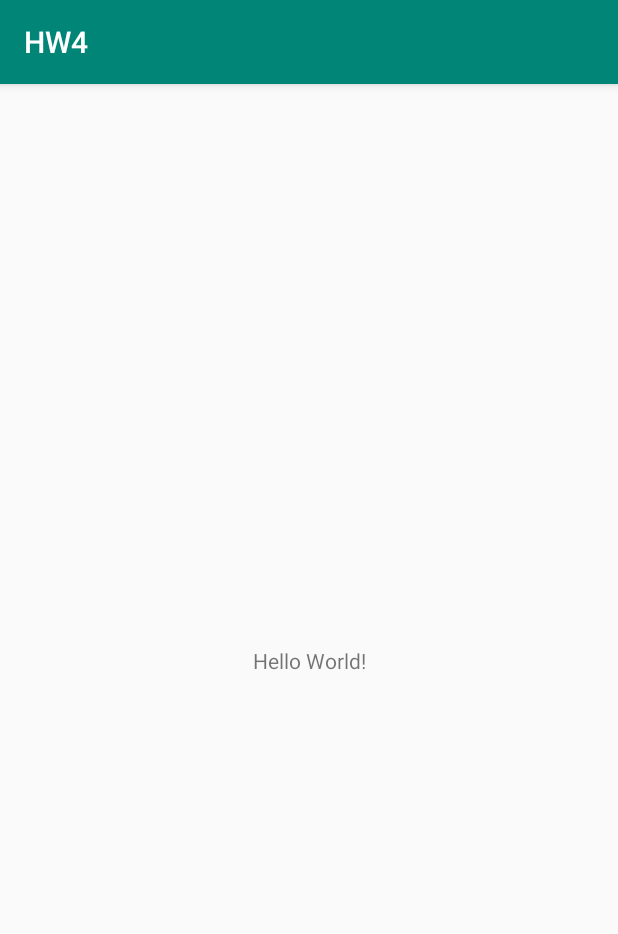
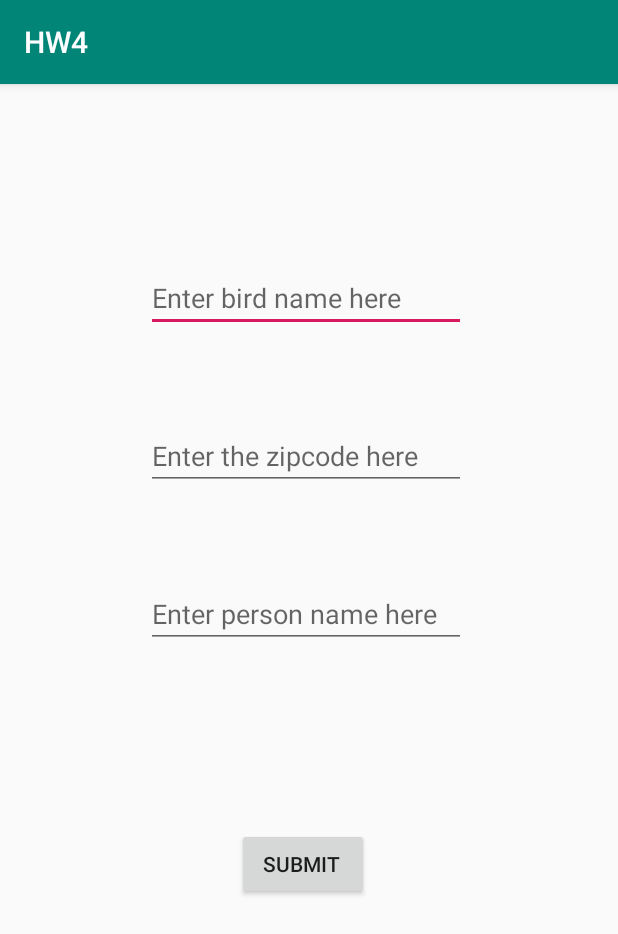
Before and after one commit to dehaoterryzhang/TO-626-HW4, an Android app: the screen it shows after launch (MainActivity), on a phone screen of 412 x 824 dp. Shown: the top 934 px of the screen. Run offline under Robolectric (Android 15) with nearby library versions, the phone set to English and light mode, and no system bars.

Commit message:
some changes made here

```diff
--- a/app/src/main/res/layout/activity_main.xml
+++ b/app/src/main/res/layout/activity_main.xml
@@ -6,13 +6,65 @@
     android:layout_height="match_parent"
     tools:context=".MainActivity">
 
-    <TextView
+    <EditText
+        android:id="@+id/editTextNameBird"
         android:layout_width="wrap_content"
         android:layout_height="wrap_content"
-        android:text="Hello World!"
-        app:layout_constraintBottom_toBottomOf="parent"
-        app:layout_constraintLeft_toLeftOf="parent"
-        app:layout_constraintRight_toRightOf="parent"
+        android:layout_marginStart="97dp"
+        android:layout_marginLeft="97dp"
+        android:layout_marginTop="120dp"
+        android:layout_marginEnd="101dp"
+        android:layout_marginRight="101dp"
+        android:ems="10"
+        android:hint="Enter bird name here"
+        android:inputType="textPersonName"
+        app:layout_constraintEnd_toEndOf="parent"
+        app:layout_constraintStart_toStartOf="parent"
         app:layout_constraintTop_toTopOf="parent" />
 
+    <EditText
+        android:id="@+id/editTextZipcode"
+        android:layout_width="wrap_content"
+        android:layout_height="wrap_content"
+        android:layout_marginStart="97dp"
+        android:layout_marginLeft="97dp"
+        android:layout_marginTop="60dp"
+        android:layout_marginEnd="101dp"
+        android:layout_marginRight="101dp"
+        android:ems="10"
+        android:hint="Enter the zipcode here"
+        android:inputType="textPersonName"
+        app:layout_constraintEnd_toEndOf="parent"
+        app:layout_constraintStart_toStartOf="parent"
+        app:layout_constraintTop_toBottomOf="@+id/editTextNameBird" />
+
+    <EditText
+        android:id="@+id/editTextNamePerson"
+        android:layout_width="wrap_content"
+        android:layout_height="wrap_content"
+        android:layout_marginStart="97dp"
+        android:layout_marginLeft="97dp"
+        android:layout_marginTop="60dp"
+        android:layout_marginEnd="101dp"
+        android:layout_marginRight="101dp"
+        android:ems="10"
+        android:hint="Enter person name here"
+        android:inputType="textPersonName"
+        app:layout_constraintEnd_toEndOf="parent"
+        app:layout_constraintStart_toStartOf="parent"
+        app:layout_constraintTop_toBottomOf="@+id/editTextZipcode" />
+
+    <Button
+        android:id="@+id/buttonSubmit"
+        android:layout_width="wrap_content"
+        android:layout_height="wrap_content"
+        android:layout_marginStart="157dp"
+        android:layout_marginLeft="157dp"
+        android:layout_marginTop="120dp"
+        android:layout_marginEnd="166dp"
+        android:layout_marginRight="166dp"
+        android:text="Submit "
+        app:layout_constraintEnd_toEndOf="parent"
+        app:layout_constraintStart_toStartOf="parent"
+        app:layout_constraintTop_toBottomOf="@+id/editTextNamePerson" />
 </androidx.constraintlayout.widget.ConstraintLayout>
```
